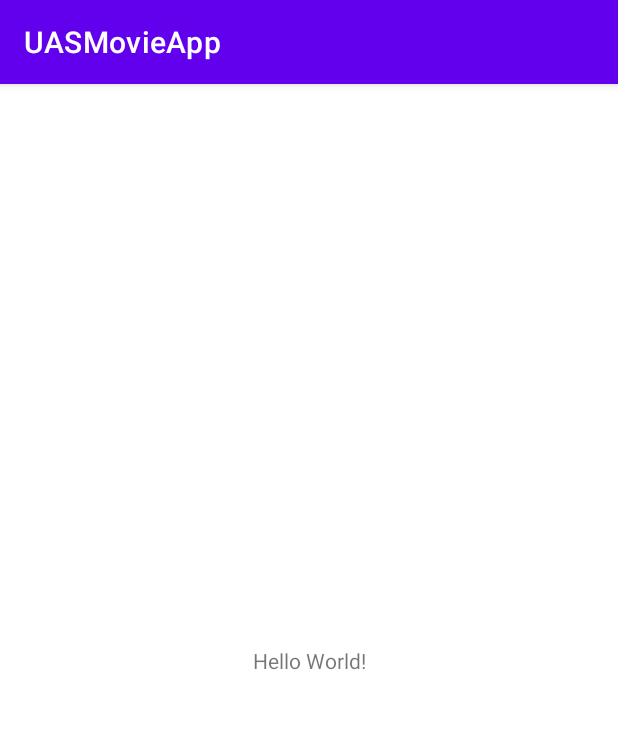
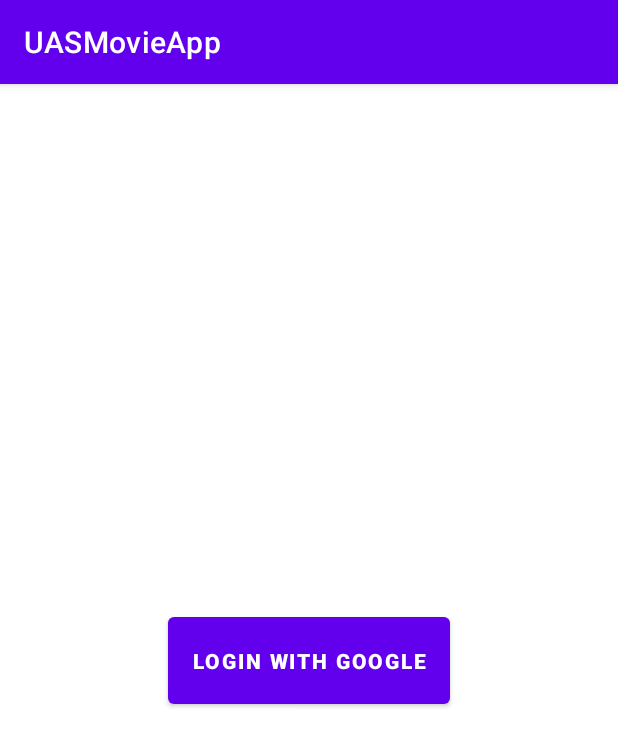
Before and after one commit to kevinpramudya/UASMovieApp, an Android app: the screen it shows after launch (MainActivity before the commit, AuthGoogleActivity after it), on a phone screen of 412 x 824 dp. Shown: the top 747 px of the screen. Run offline under Robolectric (Android 15) with nearby library versions, the phone set to English and light mode, and no system bars; our stand-ins replace Firebase (no records; nobody signed in at launch, a user with empty details on screens opened directly).

Commit message:
Login Succeed

```diff
--- /dev/null
+++ b/MovieApp/app/src/main/java/com/kevin/uasmovieapp/AuthGoogleActivity.kt
@@ -0,0 +1,77 @@
+package com.kevin.uasmovieapp
+
+import android.app.Activity
+import android.content.Intent
+import androidx.appcompat.app.AppCompatActivity
+import android.os.Bundle
+import android.widget.Toast
+import androidx.activity.result.contract.ActivityResultContracts
+import com.google.android.gms.auth.api.signin.GoogleSignIn
+import com.google.android.gms.auth.api.signin.GoogleSignInAccount
+import com.google.android.gms.auth.api.signin.GoogleSignInClient
+import com.google.android.gms.auth.api.signin.GoogleSignInOptions
+import com.google.android.gms.tasks.Task
+import com.google.firebase.auth.FirebaseAuth
+import com.google.firebase.auth.GoogleAuthProvider
+import com.kevin.uasmovieapp.databinding.ActivityAuthGoogleBinding
+
+class AuthGoogleActivity : AppCompatActivity() {
+    private lateinit var auth : FirebaseAuth
+    private lateinit var googleSignInClient : GoogleSignInClient
+    private lateinit var binding : ActivityAuthGoogleBinding
+
+    override fun onCreate(savedInstanceState: Bundle?) {
+        super.onCreate(savedInstanceState)
+        binding = ActivityAuthGoogleBinding.inflate(layoutInflater)
+        setContentView(binding.root)
+
+        auth = FirebaseAuth.getInstance()
+
+        val gso = GoogleSignInOptions.Builder(GoogleSignInOptions.DEFAULT_SIGN_IN)
+            .requestIdToken(getString(R.string.default_web_client_id))
+            .requestEmail()
+            .build()
+
+        googleSignInClient = GoogleSignIn.getClient(this, gso)
+        binding.btnLoginGoogle.setOnClickListener {
+            loginWithGoogle()
+        }
+    }
+
+    private fun loginWithGoogle() {
+        val signInIntent = googleSignInClient.signInIntent
+        launcher.launch(signInIntent)
+    }
+
+    private val launcher = registerForActivityResult(ActivityResultContracts.StartActivityForResult()) {
+            result ->
+        if (result.resultCode == Activity.RESULT_OK) {
+            val task = GoogleSignIn.getSignedInAccountFromIntent(result.data)
+            handleResult(task)
+        }
+    }
+
+    private fun handleResult(task: Task<GoogleSignInAccount>) {
+        if (task.isSuccessful) {
+            val account : GoogleSignInAccount? = task.result
+            if (account != null) {
+                updateUI(account)
+            }
+        } else {
+            Toast.makeText(this, task.exception.toString() , Toast.LENGTH_SHORT).show()
+        }
+    }
+
+    private fun updateUI(account: GoogleSignInAccount) {
+        val credential = GoogleAuthProvider.getCredential(account.idToken , null)
+        auth.signInWithCredential(credential).addOnCompleteListener {
+            if (it.isSuccessful) {
+                val intent : Intent = Intent(this , MainActivity::class.java)
+                intent.putExtra("email" , account.email)
+                startActivity(intent)
+            } else {
+                Toast.makeText(this, it.exception.toString() , Toast.LENGTH_SHORT).show()
+            }
+        }
+    }
+}
--- /dev/null
+++ b/MovieApp/app/src/main/res/layout/activity_auth_google.xml
@@ -0,0 +1,19 @@
+<?xml version="1.0" encoding="utf-8"?>
+<androidx.constraintlayout.widget.ConstraintLayout xmlns:android="http://schemas.android.com/apk/res/android"
+    xmlns:app="http://schemas.android.com/apk/res-auto"
+    xmlns:tools="http://schemas.android.com/tools"
+    android:layout_width="match_parent"
+    android:layout_height="match_parent"
+    tools:context=".AuthGoogleActivity">
+
+    <Button
+        android:id="@+id/btn_login_google"
+        android:layout_width="wrap_content"
+        android:layout_height="70dp"
+        android:text="@string/login_with_google"
+        android:textStyle="bold"
+        app:layout_constraintBottom_toBottomOf="parent"
+        app:layout_constraintEnd_toEndOf="parent"
+        app:layout_constraintStart_toStartOf="parent"
+        app:layout_constraintTop_toTopOf="parent" />
+</androidx.constraintlayout.widget.ConstraintLayout>
--- /dev/null
+++ b/MovieApp/app/src/main/res/values/dimens.xml
@@ -0,0 +1,4 @@
+<?xml version="1.0" encoding="utf-8"?>
+<resources>
+    <dimen name="app_padding">16dp</dimen>
+</resources>
--- a/MovieApp/app/src/main/res/values/strings.xml
+++ b/MovieApp/app/src/main/res/values/strings.xml
@@ -1,3 +1,7 @@
 <resources>
     <string name="app_name">UASMovieApp</string>
+    <string name="login_with_google">Login with Google</string>
+
+    <string name="email">Email</string>
+    <string name="sign_out">Sign Out</string>
 </resources>
--- a/MovieApp/build.gradle
+++ b/MovieApp/build.gradle
@@ -1,4 +1,8 @@
-// Top-level build file where you can add configuration options common to all sub-projects/modules.
+buildscript {
+    dependencies {
+        classpath 'com.google.gms:google-services:4.3.14'
+    }
+}// Top-level build file where you can add configuration options common to all sub-projects/modules.
 plugins {
     id 'com.android.application' version '7.3.0' apply false
     id 'com.android.library' version '7.3.0' apply false
```
Also changed, not shown: MovieApp/app/build.gradle (+7 -0 lines), MovieApp/app/src/main/AndroidManifest.xml (+7 -0 lines), MovieApp/app/src/main/java/com/kevin/uasmovieapp/MainActivity.kt (+29 -1 lines), MovieApp/app/src/main/res/layout/activity_main.xml (+21 -2 lines), 1 other file.
